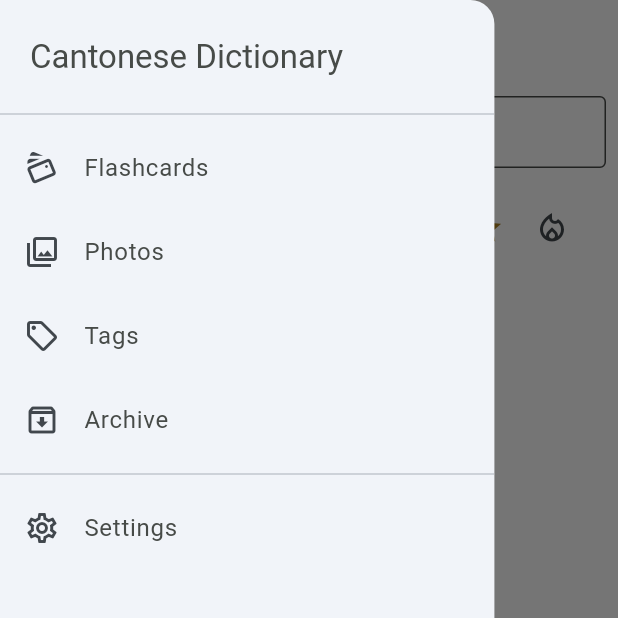
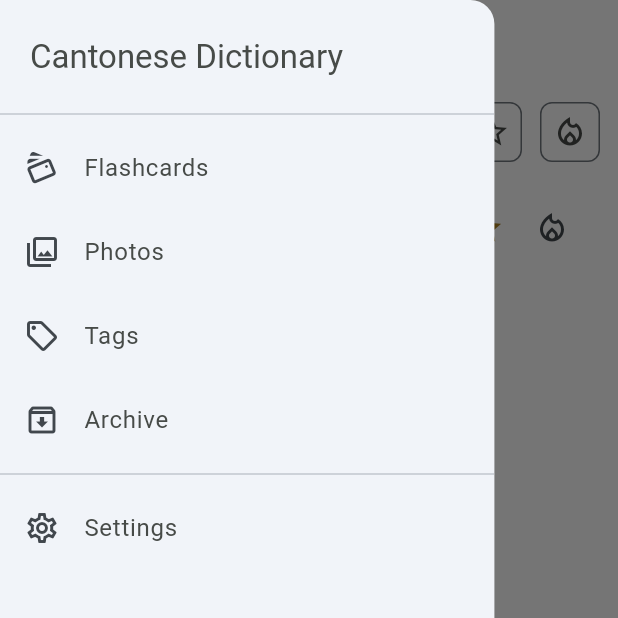
Before and after one commit to Diana-Cornescu/cantonese_dictionary, a Flutter app: the screen it shows after launch, with the side drawer open, on a phone screen of 412 x 824 dp, the top half of it. Run offline on Flutter 3.47's test engine with Material 3 defaults, Android fonts, the phone set to English and light mode, and no system bars; our stand-ins replace drift, drift_flutter, file_picker, image_picker; accounts and stored records are empty; generated files the repository leaves out were written again.

Commit message:
Filter the home list by favorite or hard

```diff
--- a/lib/features/dictionary_list/dictionary_list_screen.dart
+++ b/lib/features/dictionary_list/dictionary_list_screen.dart
@@ -40,6 +40,15 @@ class DictionaryListScreen extends StatefulWidget {
 class _DictionaryListScreenState extends State<DictionaryListScreen> {
   final _searchController = TextEditingController();
 
+  /// Filters sitting right of the search box (2026-09-20). Independent, not
+  /// exclusive: with both on you get characters that are starred AND hard,
+  /// and either one narrows further with whatever is typed in the box.
+  bool _starredOnly = false;
+  bool _hardOnly = false;
+
+  bool get _isFiltering =>
+      _starredOnly || _hardOnly || _searchController.text.trim().isNotEmpty;
+
   @override
   void dispose() {
     _searchController.dispose();
@@ -51,8 +60,10 @@ class _DictionaryListScreenState extends State<DictionaryListScreen> {
         ? widget.store.archivedCharacters
         : widget.store.activeCharacters;
     final query = _searchController.text.trim().toLowerCase();
-    if (query.isEmpty) return source;
     return source.where((c) {
+      if (_starredOnly && !c.isStarred) return false;
+      if (_hardOnly && !c.isHard) return false;
+      if (query.isEmpty) return true;
       return c.typedCharacter.toLowerCase().contains(query) ||
           c.definition.toLowerCase().contains(query) ||
           c.tags.toLowerCase().contains(query);
@@ -127,6 +138,39 @@ class _DictionaryListScreenState extends State<DictionaryListScreen> {
     Navigator.of(context).popUntil((route) => route.isFirst);
   }
 
+  /// One filter toggle for the row above the list. Off, it's a plain
+  /// outlined icon; on, it fills with the theme's container color, keeps a
+  /// primary-colored border and the icon itself switches to the filled,
+  /// colored version — so "this is filtering" is readable at a glance
+  /// rather than a subtle tint.
+  Widget _filterButton({
+    required String tooltip,
+    required bool on,
+    required IconData onIcon,
+    required IconData offIcon,
+    required Color activeColor,
+    required VoidCallback onPressed,
+  }) {
+    final colors = Theme.of(context).colorScheme;
+    return Padding(
+      padding: const EdgeInsets.only(left: 4),
+      child: IconButton(
+        tooltip: on ? '$tooltip (filtering)' : tooltip,
+        onPressed: onPressed,
+        icon: Icon(on ? onIcon : offIcon, color: on ? activeColor : null),
+        style: IconButton.styleFrom(
+          backgroundColor: on ? colors.primaryContainer : null,
+          minimumSize: const Size(40, 40),
+          padding: const EdgeInsets.all(8),
+          shape: RoundedRectangleBorder(
+            borderRadius: BorderRadius.circular(8),
+            side: BorderSide(color: on ? colors.primary : colors.outline),
+          ),
+        ),
+      ),
+    );
+  }
+
   /// The fixed **Add character** bar under the list. A [Material] rather
   /// than a plain [Container] so it draws a shadow over the rows as they
   /// scroll under it, making it read as a separate section; [SafeArea]
@@ -186,6 +230,9 @@ class _DictionaryListScreenState extends State<DictionaryListScreen> {
             children: [
               Padding(
                 padding: const EdgeInsets.all(8.0),
+                child: Row(
+                  children: [
+                    Expanded(
                       child: TextField(
                         controller: _searchController,
                         decoration: const InputDecoration(
@@ -197,13 +244,39 @@ class _DictionaryListScreenState extends State<DictionaryListScreen> {
                         onChanged: (_) => setState(() {}),
                       ),
                     ),
+                    _filterButton(
+                      tooltip: 'Favorites only',
+                      on: _starredOnly,
+                      onIcon: Icons.star,
+                      offIcon: Icons.star_border,
+                      activeColor: AppColors.star,
+                      onPressed: () =>
+                          setState(() => _starredOnly = !_starredOnly),
+                    ),
+                    _filterButton(
+                      tooltip: 'Hard only',
+                      on: _hardOnly,
+                      onIcon: Icons.local_fire_department,
+                      offIcon: Icons.local_fire_department_outlined,
+                      activeColor: AppColors.danger,
+                      onPressed: () => setState(() => _hardOnly = !_hardOnly),
+                    ),
+                  ],
+                ),
+              ),
               Expanded(
                 child: entries.isEmpty
                     ? Center(
+                        child: Padding(
+                          padding: const EdgeInsets.all(24),
                           child: Text(
-                          widget.isArchiveView
+                            _isFiltering
+                                ? 'No characters match.'
+                                : widget.isArchiveView
                                     ? 'No archived characters.'
-                              : 'No characters match.',
+                                    : 'No characters yet.',
+                            textAlign: TextAlign.center,
+                          ),
                         ),
                       )
                     : ListView.separated(
```
Also changed, not shown: 3 other files. Lines whose indentation alone changed are shown as unchanged.
